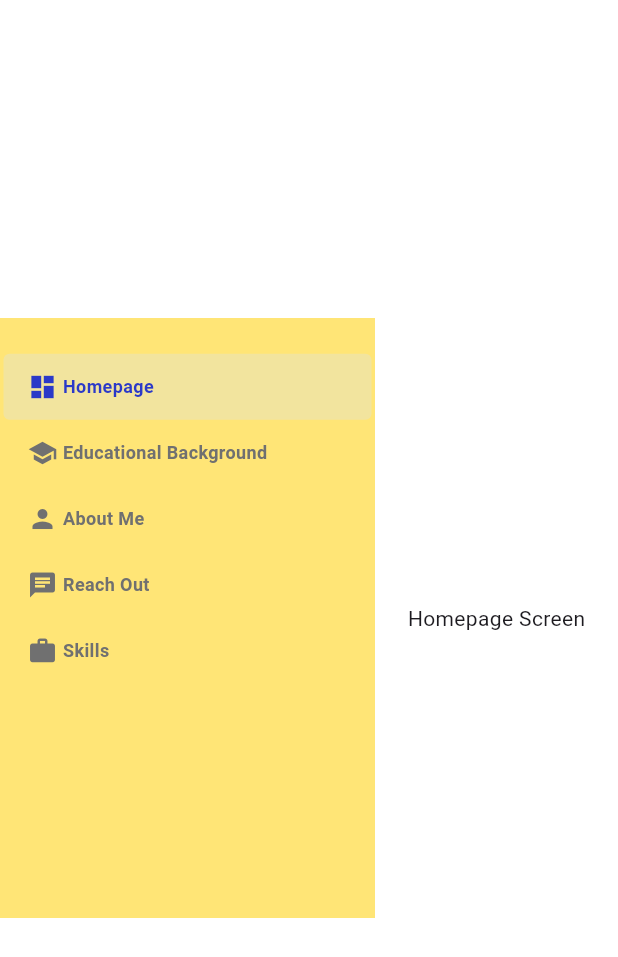
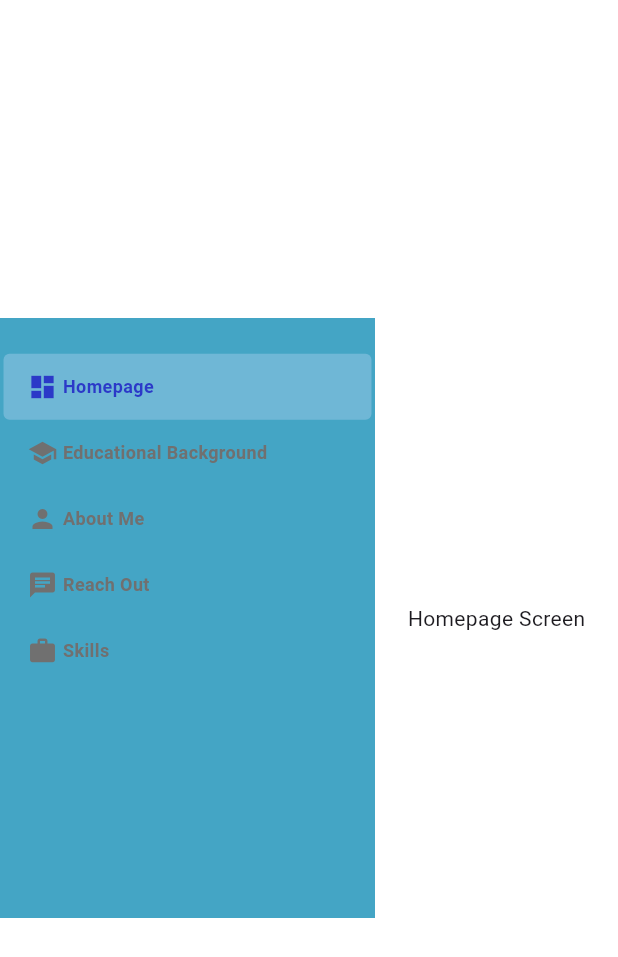
Before and after one commit to Khaloyyy/khaloy_portfolio, a Flutter app: the screen it shows after launch, on a phone screen of 412 x 824 dp. Shown: the top 957 px of the screen. Run offline on Flutter 3.47's test engine with Material 3 defaults, Android fonts, the phone set to English and light mode, and no system bars; our stand-ins replace auto_route, dio, flutter_native_splash, flutter_riverpod, flutter_screenutil, riverpod_annotation and 1 more; missing offline and left inert: animated_snack_bar, supertokens_flutter; generated files the repository leaves out were written again; Roboto replaces fonts that are missing (Poppins-Regular).

Commit message:
Update utol_sider_bar_template.dart

```diff
--- a/lib/core/common/widgets/sidebar/utol_sider_bar_template.dart
+++ b/lib/core/common/widgets/sidebar/utol_sider_bar_template.dart
@@ -45,7 +45,7 @@ class _UtolSideNavigationBarState extends State<UtolSideNavigationBar> {
       height: 400,
       child: Drawer(
         elevation: 0,
-        backgroundColor: colors.primary,
+        backgroundColor: const Color.fromARGB(255, 68, 165, 197),
         shape: const RoundedRectangleBorder(),
         child: Column(
           children: <Widget>[
```
